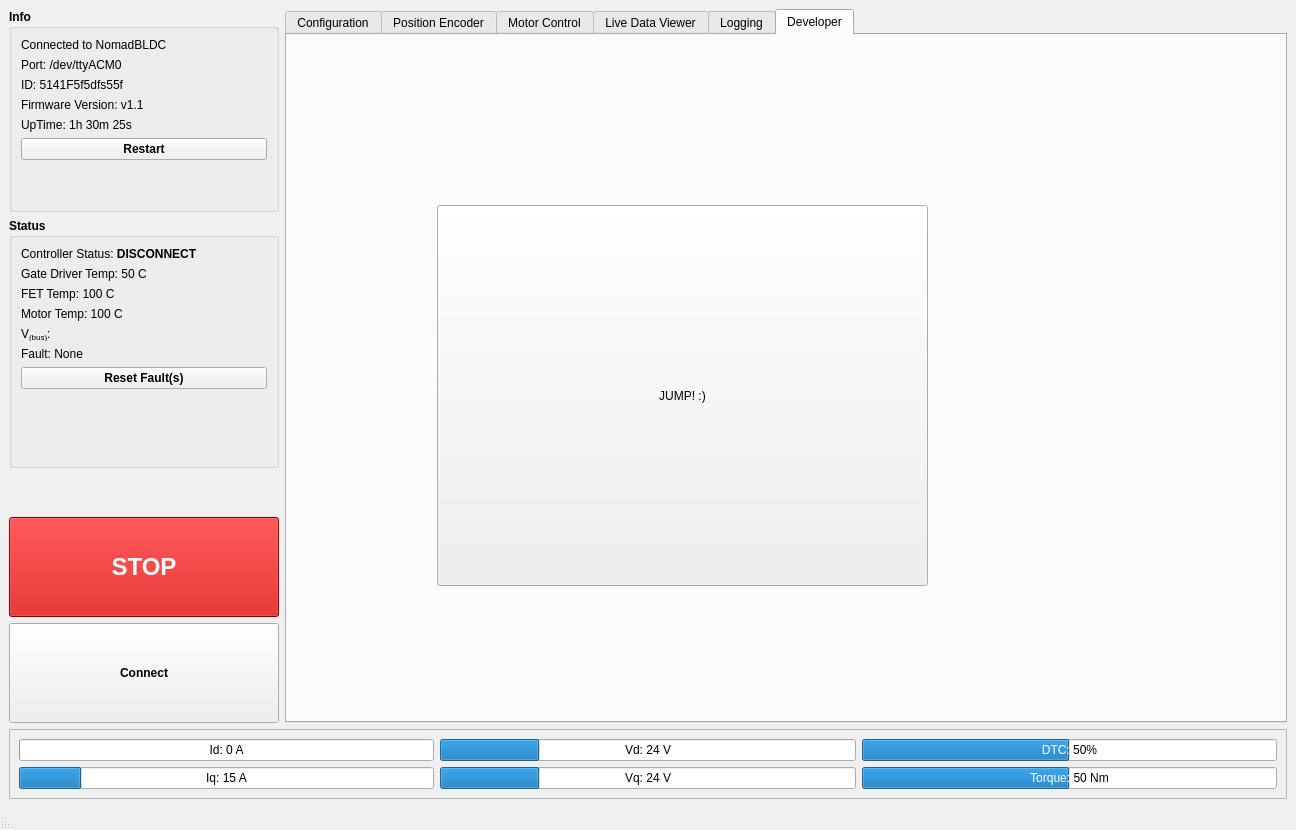
Before: the Qt Designer form Hardware/Actuator/NomadBLDC/Tools/NomadBLDCGUI.ui in implementedrobotics/Nomad, drawn with Qt 5.
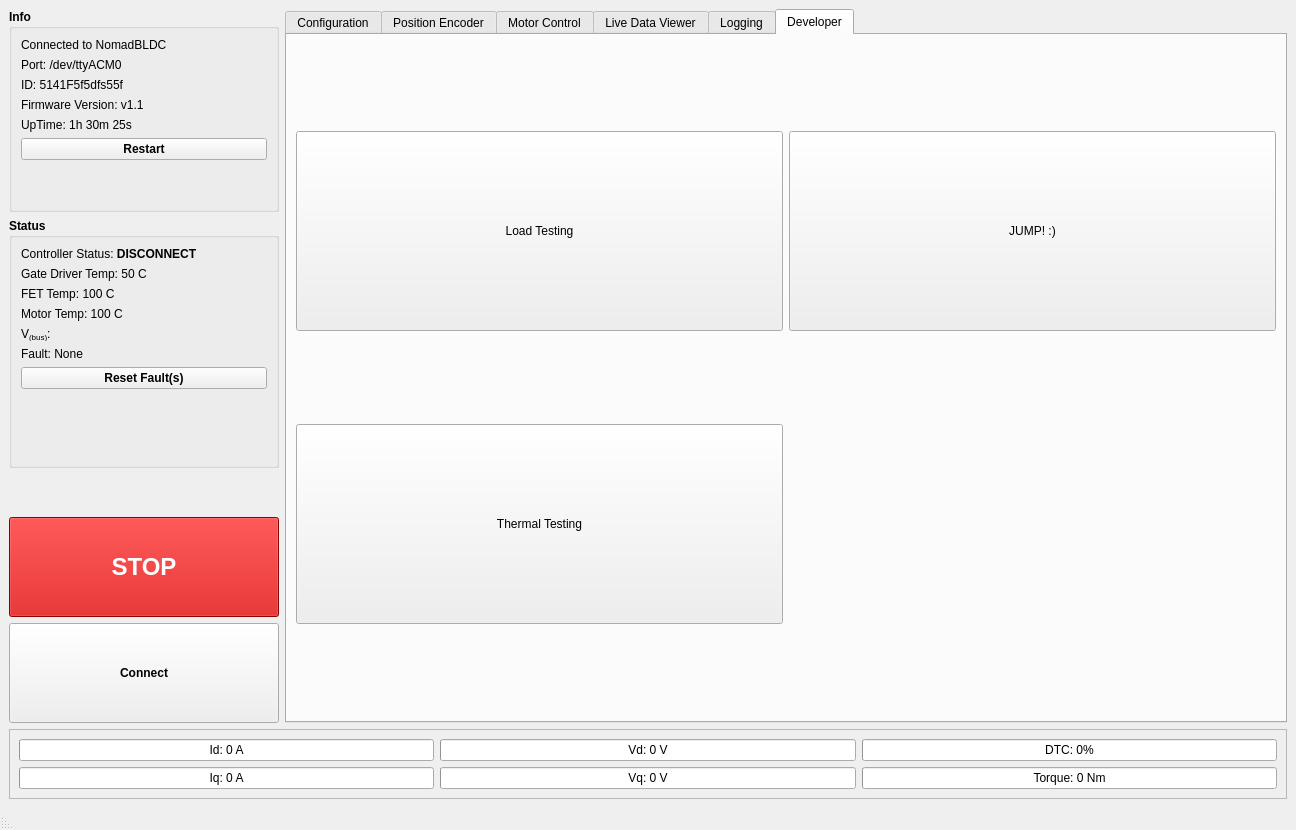
After: the same form once the commit is applied. The open tabs and pages were chosen to show the change. Custom widgets are drawn as their Qt base class.

Commit message: Ready to merge branch

What changed in the file:
```diff
--- a/Hardware/Actuator/NomadBLDC/Tools/NomadBLDCGUI.ui
+++ b/Hardware/Actuator/NomadBLDC/Tools/NomadBLDCGUI.ui
@@ -1637,19 +1637,47 @@
        <attribute name="title">
         <string>Developer</string>
        </attribute>
-       <widget class="QPushButton" name="jumpButton">
-        <property name="geometry">
-         <rect>
-          <x>150</x>
-          <y>170</y>
-          <width>491</width>
-          <height>381</height>
-         </rect>
-        </property>
-        <property name="text">
-         <string>JUMP! :)</string>
-        </property>
-       </widget>
+       <layout class="QGridLayout" name="gridLayout_12">
+        <item row="0" column="1">
+         <widget class="QPushButton" name="jumpButton">
+          <property name="minimumSize">
+           <size>
+            <width>88</width>
+            <height>200</height>
+           </size>
+          </property>
+          <property name="text">
+           <string>JUMP! :)</string>
+          </property>
+         </widget>
+        </item>
+        <item row="0" column="0">
+         <widget class="QPushButton" name="pushButton_2">
+          <property name="minimumSize">
+           <size>
+            <width>88</width>
+            <height>200</height>
+           </size>
+          </property>
+          <property name="text">
+           <string>Load Testing</string>
+          </property>
+         </widget>
+        </item>
+        <item row="1" column="0">
+         <widget class="QPushButton" name="pushButton_3">
+          <property name="minimumSize">
+           <size>
+            <width>0</width>
+            <height>200</height>
+           </size>
+          </property>
+          <property name="text">
+           <string>Thermal Testing</string>
+          </property>
+         </widget>
+        </item>
+       </layout>
       </widget>
      </widget>
     </item>
@@ -1668,7 +1696,7 @@
           <number>0</number>
          </property>
          <property name="value">
-          <number>50</number>
+          <number>0</number>
          </property>
          <property name="alignment">
           <set>Qt::AlignLeading|Qt::AlignLeft|Qt::AlignVCenter</set>
@@ -1687,7 +1715,7 @@
           <number>0</number>
          </property>
          <property name="value">
-          <number>50</number>
+          <number>0</number>
          </property>
          <property name="alignment">
           <set>Qt::AlignLeading|Qt::AlignLeft|Qt::AlignVCenter</set>
@@ -1706,7 +1734,7 @@
           <number>100</number>
          </property>
          <property name="value">
-          <number>15</number>
+          <number>0</number>
          </property>
          <property name="format">
           <string>Iq: %v A</string>
@@ -1716,7 +1744,7 @@
        <item row="1" column="1">
         <widget class="QProgressBar" name="vqProgressVal">
          <property name="value">
-          <number>24</number>
+          <number>0</number>
          </property>
          <property name="format">
           <string>Vq: %v V</string>
@@ -1726,7 +1754,7 @@
        <item row="0" column="1">
         <widget class="QProgressBar" name="vdProgressVal">
          <property name="value">
-          <number>24</number>
+          <number>0</number>
          </property>
          <property name="format">
           <string>Vd: %v V</string>
```
Left out of the diff: 8 changed lines with no effect on the pictures. The commit also changes 2 other files.
